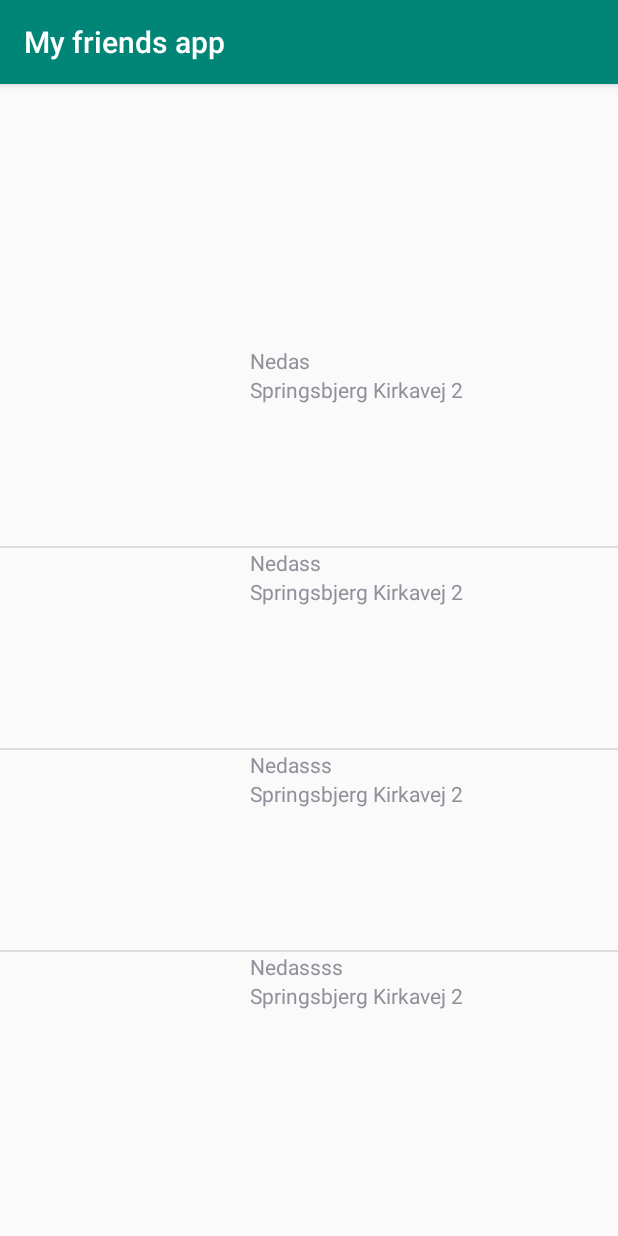
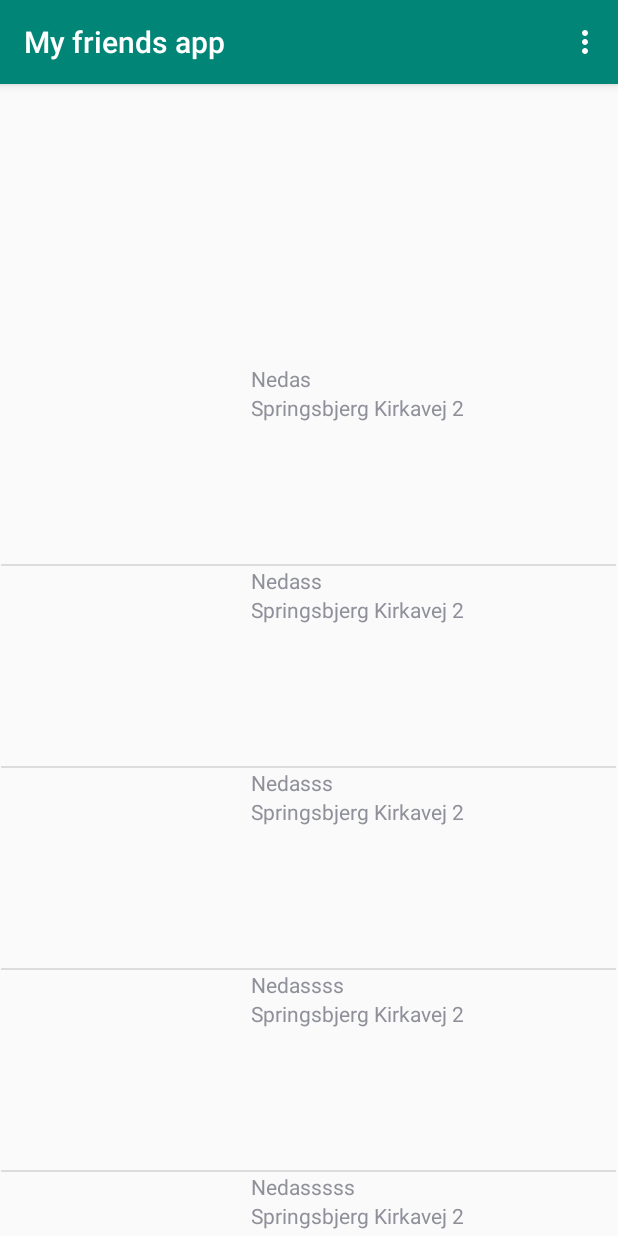
Before and after one commit to Metallist1/FriendsApp, an Android app: the screen it shows after launch (MainActivity), on a phone screen of 412 x 824 dp. Run offline under Robolectric (Android 15) with nearby library versions, the phone set to English and light mode, and no system bars.

Commit message:
Added Data transfer

```diff
--- a/app/src/main/AndroidManifest.xml
+++ b/app/src/main/AndroidManifest.xml
@@ -16,6 +16,7 @@
                 <category android:name="android.intent.category.LAUNCHER" />
             </intent-filter>
         </activity>
+        <activity android:name=".GUI.DetailsActivity"></activity>
     </application>
 
 </manifest>
--- a/app/src/main/java/com/example/myfriendsapp/BE/Friend.java
+++ b/app/src/main/java/com/example/myfriendsapp/BE/Friend.java
@@ -1,6 +1,8 @@
 package com.example.myfriendsapp.BE;
+import java.io.Serializable;
 
-public class Friend {
+
+public class Friend  implements Serializable{
     private  String name;
     private  String address;
     private  String phone;
--- a/app/src/main/java/com/example/myfriendsapp/BE/CustomAdapter.java
+++ b/app/src/main/java/com/example/myfriendsapp/GUI/Extra/CustomAdapter.java
@@ -1,4 +1,4 @@
-package com.example.myfriendsapp.BE;
+package com.example.myfriendsapp.GUI.Extra;
 
 import android.content.Context;
 import android.view.LayoutInflater;
--- a/app/src/main/java/com/example/myfriendsapp/GUI/MainActivity.java
+++ b/app/src/main/java/com/example/myfriendsapp/GUI/MainActivity.java
@@ -2,22 +2,29 @@ package com.example.myfriendsapp.GUI;
 
 import androidx.appcompat.app.AppCompatActivity;
 
+import android.content.Intent;
 import android.os.Bundle;
+import android.view.Menu;
+import android.view.MenuInflater;
+import android.view.MenuItem;
+import android.view.View;
+import android.widget.AdapterView;
 import android.widget.ListView;
 
-import com.example.myfriendsapp.BE.CustomAdapter;
+import com.example.myfriendsapp.GUI.Extra.CustomAdapter;
 import com.example.myfriendsapp.BE.Friend;
 import com.example.myfriendsapp.DAL.DalManager;
 import com.example.myfriendsapp.DAL.IDalManager;
 import com.example.myfriendsapp.R;
 
+import java.io.Serializable;
 import java.util.List;
 
 public class MainActivity extends AppCompatActivity {
 
 
     private ListView friendListViewas;
-
+    private List<Friend> friendList;
     private IDalManager dalManager;
 
     @Override
@@ -26,24 +33,66 @@ public class MainActivity extends AppCompatActivity {
         super.onCreate(savedInstanceState);
         setContentView(R.layout.activity_main);
 
+        dalManager = new DalManager(this);
+        setUpInitialList();
 
-        dalManager = new DalManager(this);
+    }
 
+    private void setUpInitialList(){
         friendListViewas = (ListView)findViewById(R.id.friendListView);
 
-        List<Friend> friendList = setUpFriendList();
+        friendList = setUpFriendList();
 
         CustomAdapter customAdapter = new CustomAdapter(getApplicationContext(), friendList);
         friendListViewas.setAdapter(customAdapter);
 
+        friendListViewas.setOnItemClickListener(new AdapterView.OnItemClickListener() {
+
+            @Override
+            public void onItemClick(AdapterView<?> arg0, View arg1, int position, long arg3) {
+
+
+                Intent myIntent = new Intent(arg0.getContext(), DetailsActivity.class); //Create intent
+                Friend fren = friendList.get(position);
+
+                myIntent.putExtra("UserToDisplay",  (Serializable)fren); //Add Extra info
+                startActivityForResult(myIntent, 0); //Wait for results
+            }
+        });
     }
-
 
     //Version 2 of this method will switch from temp data to real data
     private List<Friend> setUpFriendList(){
         return dalManager.getAllFriends();
     }
 
+    private void setUpNewDetails(){
+        Intent myIntent = new Intent(this, DetailsActivity.class); //Create intent
+        startActivityForResult(myIntent, 0); //Wait for results
+    }
 
+    @Override
+    public boolean onCreateOptionsMenu(Menu menu) {
+        MenuInflater inflater = getMenuInflater();
+        inflater.inflate(R.menu.game_menu, menu);
+        return true;
+    }
 
+    @Override
+    public boolean onOptionsItemSelected(MenuItem item) {
+        // Handle item selection
+        switch (item.getItemId()) {
+            case R.id.createNew:
+                setUpNewDetails();
+                return true;
+            case R.id.orderBy_new:
+               // orderList(1);
+                return true;
+            case R.id.orderBy_distance:
+               // orderList(2);
+                return true;
+            default:
+                return super.onOptionsItemSelected(item);
+        }
+    }
 }
--- /dev/null
+++ b/app/src/main/res/layout/activity_details.xml
@@ -0,0 +1,6 @@
+<?xml version="1.0" encoding="utf-8"?>
+<LinearLayout xmlns:android="http://schemas.android.com/apk/res/android"
+    android:orientation="vertical" android:layout_width="match_parent"
+    android:layout_height="match_parent">
+
+</LinearLayout>
--- a/app/src/main/res/layout/activity_main.xml
+++ b/app/src/main/res/layout/activity_main.xml
@@ -8,10 +8,11 @@
 
     <ListView
         android:id="@+id/friendListView"
-        android:layout_width="413dp"
-        android:layout_height="524dp"
-        android:layout_marginBottom="69dp"
+        android:layout_width="410dp"
+        android:layout_height="581dp"
         app:layout_constraintBottom_toBottomOf="parent"
         app:layout_constraintEnd_toEndOf="parent"
+        app:layout_constraintHorizontal_bias="0.304"
         app:layout_constraintStart_toStartOf="parent" />
+
 </androidx.constraintlayout.widget.ConstraintLayout>
--- /dev/null
+++ b/app/src/main/res/menu/game_menu.xml
@@ -0,0 +1,15 @@
+<?xml version="1.0" encoding="utf-8"?>
+<menu xmlns:app="http://schemas.android.com/apk/res-auto"
+    xmlns:android="http://schemas.android.com/apk/res/android">
+    <item
+        android:id="@+id/createNew"
+        android:title="Create new User" ></item>
+    <item android:title="Group by" >
+        <menu >
+            <item android:id="@+id/orderBy_new"
+                android:title="Name" />
+            <item android:id="@+id/orderBy_distance"
+                android:title="Distance" />
+        </menu>
+    </item>
+</menu>
```
Also changed, not shown: app/src/main/java/com/example/myfriendsapp/GUI/DetailsActivity.java (added, +21 -0 lines).
